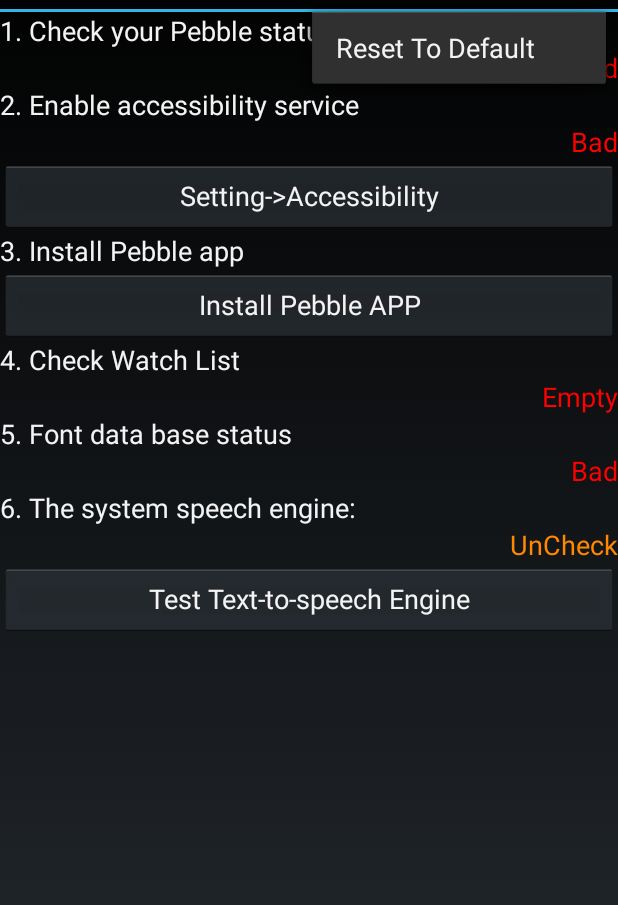
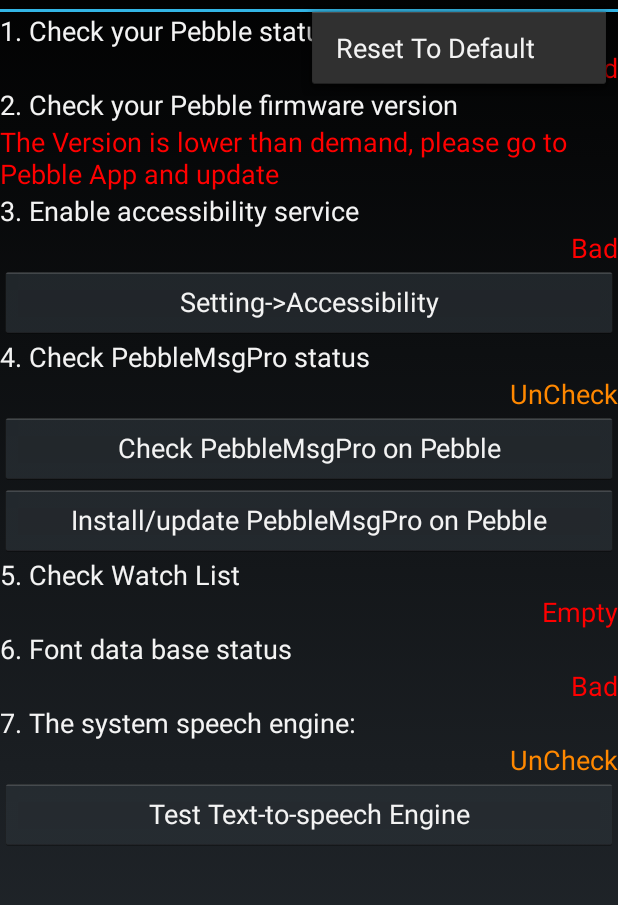
Before and after one commit to yunshansimon/Pebble-Messenger-Pro, an Android app: the screen it shows after launch (NavigationActivity), with the options menu open, on a phone screen of 412 x 824 dp, the part 60-965 px from its top. Run offline under Robolectric (Android 15) with nearby library versions, the phone set to English and light mode, and no system bars; libraries missing offline, so code that uses them is left out: com.getpebble.android; 6 statements that could not run were skipped.

Commit message:
7.0 New Version with many improvement.

```diff
--- a/app/build.gradle
+++ b/app/build.gradle
@@ -15,8 +15,8 @@ android {
         applicationId 'com.yangtsaosoftware.pebblemessenger'
         minSdkVersion 16
         targetSdkVersion 16
-        versionCode 40
-        versionName '6.5'
+        versionCode 41
+        versionName '7.0'
         signingConfig signingConfigs.config
     }
     buildTypes {
--- a/app/src/main/java/com/yangtsaosoftware/pebblemessenger/Constants.java
+++ b/app/src/main/java/com/yangtsaosoftware/pebblemessenger/Constants.java
@@ -47,6 +47,7 @@ public class Constants {
     public static final String  PREFERENCE_QUIET_HOURS_BEFORE         = "pref_dnd_time_before";
     public static final String  PREFERENCE_QUIET_HOURS_AFTER          = "pref_dnd_time_after";
     public static final String  PREFERENCE_MIN_NOTIFICATION_WAIT      = "pref_notif_timeout";
+    public static final String  PREFERENCE_BLACK_BACKGROUND           = "pref_black_background";
     //----------------------------------------
 
     //two sets parameters of message characters
@@ -67,8 +68,13 @@ public class Constants {
     public static final int BROADCAST_CALL_INCOMING=2;
     public static final int BROADCAST_CALL_IDLE=3;
     public static final int BROADCAST_CALL_HOOK=4;
+    public static final int BROADCAST_PEBBLE_TEST=5;
+    public static final int BROADCAST_PEBBLE_VERSION=6;
     public static final String BROADCAST_PHONE_NUM="phonenum";
     public static final String BROADCAST_NAME="name";
+    public static final String BROADCAST_VERSION="version";
+    public static final byte[] PEBBLE_VERSION={2,2,0};
+    public static final byte[] PEBBLE_FIRMWARE={2,7,0};
 
     //Pebble app communication
     public static final UUID PEBBLE_UUID= UUID.fromString("2d0b18b1-0ee6-41ca-9579-a0c4c6568d93");
--- a/app/src/main/java/com/yangtsaosoftware/pebblemessenger/activities/SettingFragment.java
+++ b/app/src/main/java/com/yangtsaosoftware/pebblemessenger/activities/SettingFragment.java
@@ -121,6 +121,10 @@ private static final int positionIndex=1;
             Intent intent=new Intent(PebbleCenter.class.getName());
             intent.putExtra(Constants.BROADCAST_COMMAND,Constants.BROADCAST_PREFER_CHANGED);
             LocalBroadcastManager.getInstance(_context).sendBroadcast(intent);
+        }else if(s.equalsIgnoreCase(Constants.PREFERENCE_BLACK_BACKGROUND)){
+            Intent intent=new Intent(PebbleCenter.class.getName());
+            intent.putExtra(Constants.BROADCAST_COMMAND,Constants.BROADCAST_PREFER_CHANGED);
+            LocalBroadcastManager.getInstance(_context).sendBroadcast(intent);
         }
 
     }
--- a/app/src/main/java/com/yangtsaosoftware/pebblemessenger/activities/SetupFragment.java
+++ b/app/src/main/java/com/yangtsaosoftware/pebblemessenger/activities/SetupFragment.java
@@ -19,8 +19,10 @@ package com.yangtsaosoftware.pebblemessenger.activities;
 
 
 import android.app.Activity;
+import android.content.BroadcastReceiver;
 import android.content.Context;
 import android.content.Intent;
+import android.content.IntentFilter;
 import android.graphics.Color;
 import android.net.Uri;
 import android.os.Bundle;
@@ -28,17 +30,20 @@ import android.app.Fragment;
 import android.preference.PreferenceManager;
 import android.provider.Settings;
 import android.speech.tts.TextToSpeech;
+import android.support.v4.content.LocalBroadcastManager;
 import android.text.TextUtils;
 import android.view.LayoutInflater;
 import android.view.View;
 import android.view.ViewGroup;
 import android.widget.Button;
+import android.widget.ProgressBar;
 import android.widget.TextView;
 
 import com.getpebble.android.kit.PebbleKit;
 
 import com.yangtsaosoftware.pebblemessenger.Constants;
 import com.yangtsaosoftware.pebblemessenger.R;
+import com.yangtsaosoftware.pebblemessenger.services.PebbleCenter;
 
 /**
  * A simple {@link Fragment} subclass.
@@ -51,12 +56,15 @@ public class SetupFragment extends Fragment implements TextToSpeech.OnInitListen
     private TextView tvWatchList;
     private TextView tvFontStatus;
     private TextView tvSpeechEngine;
+    private TextView tvCheckPebbleFirmwareResult;
+    private TextView tvCheckPmpResult;
     private Button btGotoSpeech;
     private Button btGotoSetting;
     private Button btGotoPebble;
+    private Button btCheckPmp;
     private Context _context;
-
     private TextToSpeech myTTS;
+    private ProgressBar myProgress;
 
     public SetupFragment() {
         // Required empty public constructor
@@ -73,6 +81,8 @@ public class SetupFragment extends Fragment implements TextToSpeech.OnInitListen
         tvWatchList=(TextView) setupView.findViewById(R.id.text_watch_list);
         tvFontStatus=(TextView) setupView.findViewById(R.id.text_font_base);
         tvSpeechEngine=(TextView) setupView.findViewById(R.id.text_speech_engine);
+        tvCheckPebbleFirmwareResult=(TextView) setupView.findViewById(R.id.text_test_firmware_result);
+        tvCheckPmpResult=(TextView) setupView.findViewById(R.id.text_check_pmp_result);
         btGotoSetting=(Button) setupView.findViewById(R.id.button_goto_setting);
         btGotoSetting.setOnClickListener(new View.OnClickListener() {
             @Override
@@ -98,6 +108,17 @@ public class SetupFragment extends Fragment implements TextToSpeech.OnInitListen
                 getActivity().startActivityFromFragment(SetupFragment.this,checkIntent,3);
             }
         });
+        myProgress=(ProgressBar) setupView.findViewById(R.id.progressBar);
+        btCheckPmp=(Button) setupView.findViewById(R.id.button_check_pmp);
+        btCheckPmp.setOnClickListener(new View.OnClickListener(){
+            @Override
+        public void onClick(View view){
+                myProgress.setVisibility(ProgressBar.VISIBLE);
+                Intent inner_intent=new Intent(PebbleCenter.class.getName());
+                inner_intent.putExtra(Constants.BROADCAST_COMMAND,Constants.BROADCAST_PEBBLE_TEST);
+                LocalBroadcastManager.getInstance(_context).sendBroadcast(inner_intent);
+            }
+        });
 
         return setupView;
     }
@@ -107,6 +128,25 @@ public class SetupFragment extends Fragment implements TextToSpeech.OnInitListen
         super.onAttach(activity);
         ((NavigationActivity) activity).onSectionAttached(positionIndex);
         _context=activity.getApplicationContext();
+        BroadcastReceiver br= new BroadcastReceiver(){
+          @Override
+        public void onReceive(Context context, Intent intent) {
+              myProgress.setVisibility(ProgressBar.GONE);
+              byte[] command=intent.getByteArrayExtra(Constants.BROADCAST_VERSION);
+              boolean result=true;
+              if (command==null || command[0]< Constants.PEBBLE_VERSION[0]){
+                result=false;
+              }else if(command[1]<Constants.PEBBLE_VERSION[1]){
+                  result=false;
+              }else if(command[2]<Constants.PEBBLE_VERSION[2]){
+                  result=false;
+              }
+              tvCheckPmpResult.setTextColor(result? Color.WHITE: Color.RED);
+              tvCheckPmpResult.setText(result? R.string.setup_check_ok :R.string.setup_check_result_need_update);
+          }
+        };
+        IntentFilter intentFilter=new IntentFilter(SetupFragment.class.getName());
+        LocalBroadcastManager.getInstance(_context).registerReceiver(br,intentFilter);
     }
 
     private boolean isPebbleOk(Context context){
@@ -157,6 +197,21 @@ public class SetupFragment extends Fragment implements TextToSpeech.OnInitListen
         return PreferenceManager.getDefaultSharedPreferences(context).getBoolean(Constants.DATABASE_READY,false);
     }
 
+    private boolean isPebbleFirmwareOk(Context context){
+        PebbleKit.FirmwareVersionInfo info=PebbleKit.getWatchFWVersion(context);
+      //  Constants.log("GetWatchVersion", info.getTag() + " major:"+ String.valueOf(info.getMajor())+ " minor:"+ String.valueOf(info.getMinor())+ " point:"+ String.valueOf(info.getPoint()));
+
+        if(info.getMajor()<(int)Constants.PEBBLE_FIRMWARE[0]){
+            return false;
+        }else if(info.getMinor()<(int)Constants.PEBBLE_FIRMWARE[1]){
+            return false;
+        }else if(info.getPoint()<(int)Constants.PEBBLE_FIRMWARE[2]){
+            return false;
+        }else{
+            return true;
+        }
+    }
+
     @Override
     public void onResume() {
         super.onResume();
@@ -174,6 +229,11 @@ public class SetupFragment extends Fragment implements TextToSpeech.OnInitListen
             tvAccessStatus.setText(R.string.setup_check_bad);
             tvAccessStatus.setTextColor(Color.RED);
         }
+        try {
+            Thread.sleep(500);
+        } catch (InterruptedException e) {
+            e.printStackTrace();
+        }
         if (isWatchListEmpty(_context)){
             tvWatchList.setText(R.string.setup_check_ok);
             tvWatchList.setTextColor(Color.WHITE);
@@ -188,7 +248,9 @@ public class SetupFragment extends Fragment implements TextToSpeech.OnInitListen
             tvFontStatus.setText(R.string.setup_check_bad);
             tvFontStatus.setTextColor(Color.RED);
         }
-
+        boolean result=isPebbleFirmwareOk(_context);
+        tvCheckPebbleFirmwareResult.setTextColor(result? Color.WHITE:Color.RED);
+        tvCheckPebbleFirmwareResult.setText(result? R.string.setup_check_ok:R.string.setup_check_result_need_update);
     }
 
     @Override
--- a/app/src/main/res/layout/fragment_setup.xml
+++ b/app/src/main/res/layout/fragment_setup.xml
@@ -35,6 +35,22 @@
             android:layout_gravity="right" />
 
         <TextView
+            android:layout_width="fill_parent"
+            android:layout_height="wrap_content"
+            android:textAppearance="?android:attr/textAppearanceMedium"
+            android:id="@+id/textView2"
+            android:layout_gravity="center_horizontal"
+            android:text="@string/setup_test_pebble_firmware" />
+
+        <TextView
+            android:layout_width="wrap_content"
+            android:layout_height="wrap_content"
+            android:textAppearance="?android:attr/textAppearanceMedium"
+            android:text="Medium Text"
+            android:id="@+id/text_test_firmware_result"
+            android:layout_gravity="right" />
+
+        <TextView
             android:layout_width="wrap_content"
             android:layout_height="wrap_content"
             android:textAppearance="?android:attr/textAppearanceMedium"
@@ -63,12 +79,34 @@
             android:text="@string/setup_install_pebble_app"
             android:id="@+id/textView6" />
 
+        <ProgressBar
+            style="@android:style/Widget.DeviceDefault.Light.ProgressBar"
+            android:layout_width="wrap_content"
+            android:layout_height="wrap_content"
+            android:id="@+id/progressBar"
+            android:layout_gravity="center_horizontal"
+            android:visibility="gone" />
+
+        <TextView
+            android:layout_width="wrap_content"
+            android:layout_height="wrap_content"
+            android:textAppearance="?android:attr/textAppearanceMedium"
+            android:text="@string/setup_check_uncheck"
+            android:id="@+id/text_check_pmp_result"
+            android:layout_gravity="right"
+            android:textColor="@android:color/holo_orange_dark" />
+
+        <Button
+            android:layout_width="fill_parent"
+            android:layout_height="wrap_content"
+            android:text="@string/setup_button_check_pebble_app"
+            android:id="@+id/button_check_pmp" />
+
         <Button
             android:layout_width="fill_parent"
             android:layout_height="wrap_content"
             android:text="@string/setup_button_goto_pebble"
-            android:id="@+id/button_goto_pebble"
-            android:layout_gravity="right" />
+            android:id="@+id/button_goto_pebble" />
 
         <TextView
             android:layout_width="wrap_content"
@@ -122,4 +160,5 @@
             />
     </LinearLayout>
     </ScrollView>
+
 </FrameLayout>
--- a/app/src/main/res/values/strings.xml
+++ b/app/src/main/res/values/strings.xml
@@ -58,6 +58,8 @@
     <string name="pref_call_sms_long_summ">Same as above, but using a second, different preset message.  Activate by pressing and holding the Pebble\'s middle button for a half second.</string>
     <string name="pref_call_sms_short_default">Sorry! I am busy and call you later.</string>
     <string name="pref_call_sms_long_default">Sorry! I am in a meeting, Send me message or waiting for my call back.</string>
+    <string name="pref_black_background">Set black background style</string>
+    <string name="pref_black_background_summ">Check for black background and white chars on Pebble\'s screen.</string>
     <string name="title_setup_activity">Initial Setup</string>
     <string name="title_setting_activity">Options</string>
     <string name="title_tools_activity">Tools</string>
@@ -73,11 +75,12 @@
     <string name="cancel">Cancel</string>
 
     <string name="setup_test_pebble_title">1. Check your Pebble status</string>
-    <string name="setup_accessibility_service_title">2. Enable accessibility service</string>
-    <string name="setup_install_pebble_app">3. Install Pebble app</string>
-    <string name="setup_watch_list">4. Check Watch List</string>
-    <string name="setup_font_base_status">5. Font data base status</string>
-    <string name="setup_tts_engine">6. The system speech engine:</string>
+    <string name="setup_test_pebble_firmware">2. Check your Pebble firmware version</string>
+    <string name="setup_accessibility_service_title">3. Enable accessibility service</string>
+    <string name="setup_install_pebble_app">4. Check PebbleMsgPro status</string>
+    <string name="setup_watch_list">5. Check Watch List</string>
+    <string name="setup_font_base_status">6. Font data base status</string>
+    <string name="setup_tts_engine">7. The system speech engine:</string>
     <string name="setup_tts_default_locale">Language:</string>
     <string name="setup_tts_failed">The speech engine is failed, your pebble will not read the notification</string>
 
@@ -85,10 +88,12 @@
     <string name="setup_check_empty">Empty</string>
     <string name="setup_check_bad">Bad</string>
     <string name="setup_check_uncheck">UnCheck</string>
+    <string name="setup_check_result_need_update">The Version is lower than demand, please go to Pebble App and update</string>
     <string name="setup_check_disconnected">Disconnected</string>
     <string name="setup_watch_list_warning">Please go to [Setting->Watch List] to add app</string>
     <string name="setup_button_goto_setting">Setting->Accessibility</string>
-    <string name="setup_button_goto_pebble">Install Pebble APP</string>
+    <string name="setup_button_check_pebble_app">Check PebbleMsgPro on Pebble</string>
+    <string name="setup_button_goto_pebble">Install/update PebbleMsgPro on Pebble</string>
     <string name="setup_button_goto_speech_setting">Test Text-to-speech Engine</string>
 
 
--- a/app/src/main/res/xml/preference.xml
+++ b/app/src/main/res/xml/preference.xml
@@ -9,7 +9,11 @@
             android:defaultValue=""
             android:title="@string/pref_package_list"
             android:summary="@string/pref_package_list_summ" />
-
+        <CheckBoxPreference
+            android:defaultValue="false"
+            android:key="pref_black_background"
+            android:summary="@string/pref_black_background_summ"
+            android:title="@string/pref_black_background" />
         <ListPreference
             android:key="pref_notif_timeout"
             android:title="@string/pref_notif_timeout"
```
Also changed, not shown: app/src/main/java/com/yangtsaosoftware/pebblemessenger/receivers/CallStateHandler.java (+7 -3 lines), app/src/main/java/com/yangtsaosoftware/pebblemessenger/services/MessageProcessingService.java (+73 -49 lines), app/src/main/java/com/yangtsaosoftware/pebblemessenger/services/PebbleCenter.java (+86 -7 lines).
